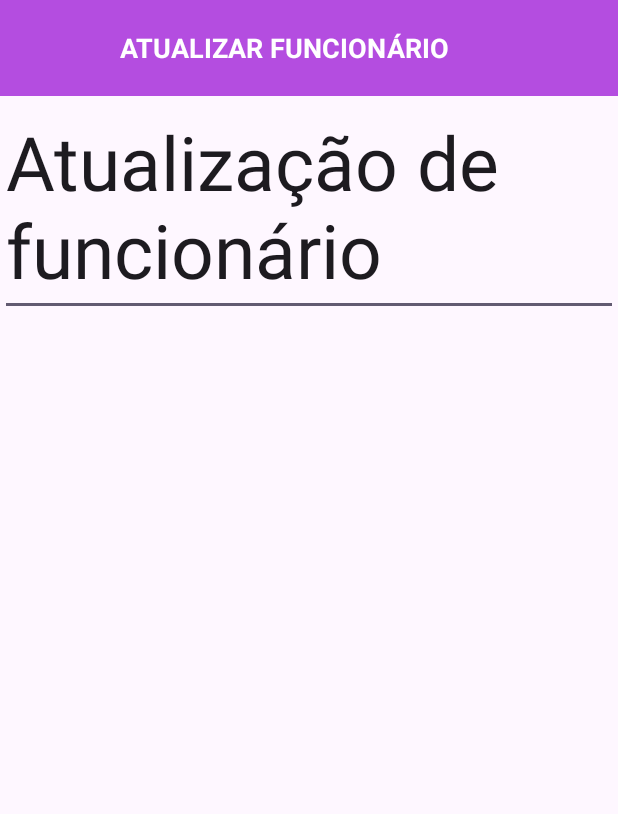
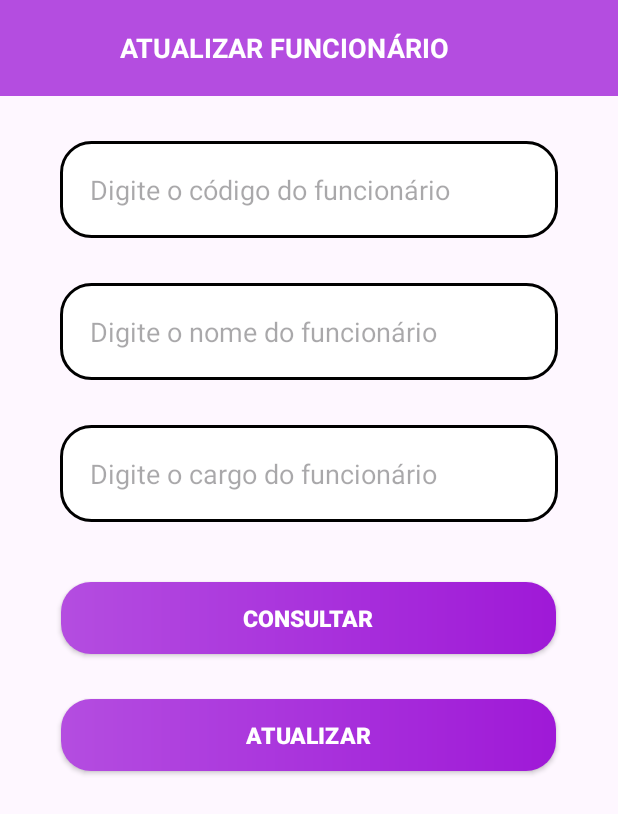
Before and after one commit to Guilherm12122/Aplicativo-Start, an Android app: the EditarFuncionario screen opened directly, with no data from a screen before it, on a phone screen of 412 x 824 dp. Shown: the top 814 px of the screen. Run offline under Robolectric (Android 15) with nearby library versions, the phone set to English and light mode, and no system bars.

Commit message:
wireframe de edição

```diff
--- a/app/src/main/res/layout/activity_editar_funcionario.xml
+++ b/app/src/main/res/layout/activity_editar_funcionario.xml
@@ -7,12 +7,53 @@
     tools:context=".ui.funcionario.Operations.EditarFuncionario">
 
     <EditText
-        android:layout_width="wrap_content"
-        android:layout_height="wrap_content"
+        android:id="@+id/codigo_editar_funcionario"
+        android:hint="Digite o código do funcionário"
+        style="@style/Edit_Text"
+        android:inputType="numberDecimal"
         app:layout_constraintTop_toBottomOf="@id/my_tool_bar_editar"
+        android:layout_marginTop="30dp"
+        tools:ignore="MissingConstraints" />
+
+    <EditText
+        android:id="@+id/nome_editar_funcionario"
+        android:hint="Digite o nome do funcionário"
+        style="@style/Edit_Text"
+        app:layout_constraintTop_toBottomOf="@id/codigo_editar_funcionario"
+        android:layout_marginTop="30dp"
+        tools:ignore="MissingConstraints" />
+
+    <EditText
+        android:id="@+id/cargo_editar_funcionario"
+        android:hint="Digite o cargo do funcionário"
+        style="@style/Edit_Text"
+        app:layout_constraintTop_toBottomOf="@id/nome_editar_funcionario"
+        android:layout_marginTop="30dp"
+        tools:ignore="MissingConstraints" />
+
+    <androidx.appcompat.widget.AppCompatButton
+        android:id="@+id/btn_consultar_funcionario_edicao"
+        style="@style/button_consulta_produto"
+        android:layout_marginTop="40dp"
+        android:text="CONSULTAR"
+        android:layout_width="330dp"
+        app:layout_constraintEnd_toEndOf="parent"
+        app:layout_constraintHorizontal_bias="0.497"
         app:layout_constraintStart_toStartOf="parent"
-        android:textSize="50sp"
-        android:text="Atualização de funcionário"/>
+        app:layout_constraintTop_toBottomOf="@+id/cargo_editar_funcionario"
+        />
+
+    <androidx.appcompat.widget.AppCompatButton
+        android:id="@+id/btn_atualizar_funcionario"
+        style="@style/button_consulta_produto"
+        android:layout_marginTop="30dp"
+        android:text="ATUALIZAR"
+        android:layout_width="330dp"
+        app:layout_constraintEnd_toEndOf="parent"
+        app:layout_constraintHorizontal_bias="0.497"
+        app:layout_constraintStart_toStartOf="parent"
+        app:layout_constraintTop_toBottomOf="@+id/btn_consultar_funcionario_edicao"
+        />
 
     <androidx.appcompat.widget.Toolbar
         android:id="@+id/my_tool_bar_editar"
```
